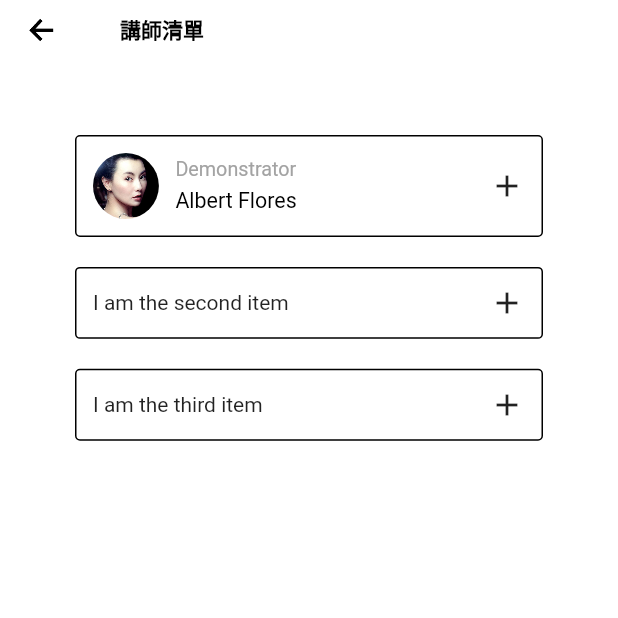
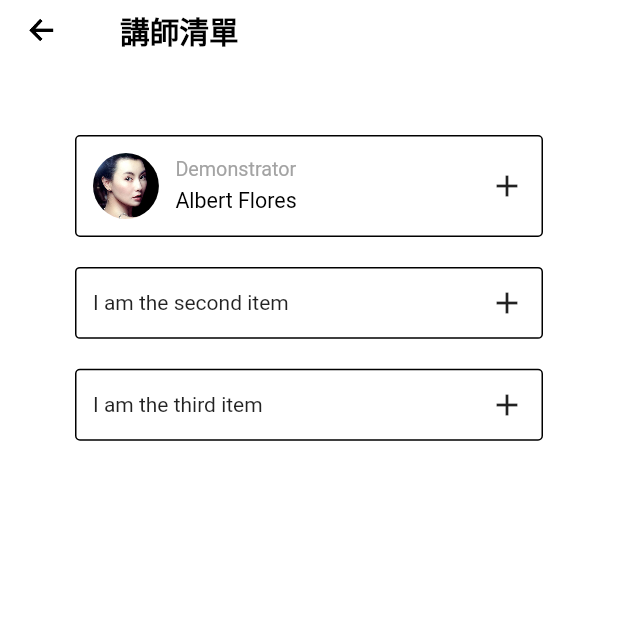
Before and after one commit to weskao/course_selection_system, a Flutter app: the screen it shows after launch, on a phone screen of 412 x 824 dp, the top half of it. Run offline on Flutter 3.47's test engine with Material 2 defaults, Android fonts, the light colour scheme and no system bars; drawn by our look-alikes of scroll_to_index; our stand-ins replace flutter_riverpod, flutter_screenutil.

Commit message:
Increase the font size of the title.

```diff
--- a/lib/src/presentation/widgets/common/BaseAppBar.dart
+++ b/lib/src/presentation/widgets/common/BaseAppBar.dart
@@ -1,5 +1,6 @@
 import 'package:course_selection_system/src/data/common/constants/AppCommonParam.dart';
 import 'package:flutter/material.dart';
+import 'package:flutter_screenutil/flutter_screenutil.dart';
 
 import 'ArrowBackButton.dart';
 
@@ -67,7 +68,7 @@ class BaseAppBar extends StatelessWidget implements PreferredSizeWidget {
             : Text(
                 title ?? "",
                 style: TextStyle(
-                  fontSize: 14,
+                  fontSize: 18.sp,
                   color: Colors.black,
                   fontWeight: titleFontWeight ?? FontWeight.w600,
                 ),
```
